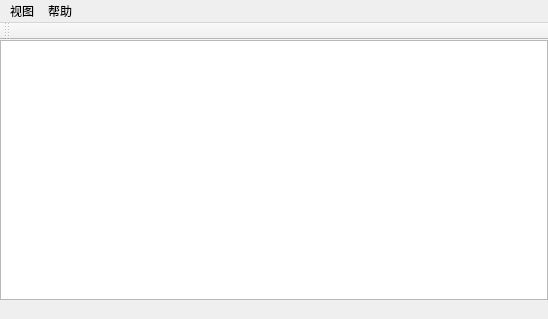
Old version of the form control/mainwindow.ui in the repository uvbs/mhgamebot.
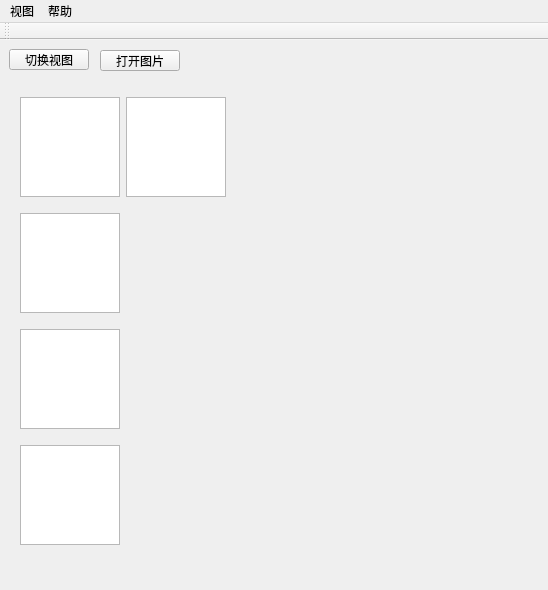
New version of the form.

Commit message: 整理代码 分类一些图片到文件夹中

What changed in the file:
```diff
--- a/control/mainwindow.ui
+++ b/control/mainwindow.ui
@@ -7,34 +7,161 @@
     <x>0</x>
     <y>0</y>
     <width>548</width>
-    <height>319</height>
+    <height>590</height>
    </rect>
   </property>
   <property name="windowTitle">
    <string>Control</string>
   </property>
   <widget class="QWidget" name="centralWidget">
-   <layout class="QGridLayout" name="gridLayout">
-    <property name="leftMargin">
-     <number>0</number>
+   <widget class="QPushButton" name="pushButton">
+    <property name="geometry">
+     <rect>
+      <x>100</x>
+      <y>10</y>
+      <width>80</width>
+      <height>21</height>
+     </rect>
     </property>
-    <property name="topMargin">
-     <number>0</number>
+    <property name="text">
+     <string>打开图片</string>
     </property>
-    <property name="rightMargin">
-     <number>0</number>
+   </widget>
+   <widget class="QPushButton" name="pushButton_2">
+    <property name="geometry">
+     <rect>
+      <x>9</x>
+      <y>9</y>
+      <width>80</width>
+      <height>21</height>
+     </rect>
     </property>
-    <property name="bottomMargin">
-     <number>0</number>
+    <property name="text">
+     <string>切换视图</string>
     </property>
-    <item row="0" column="0">
+   </widget>
+   <widget class="QStackedWidget" name="stackedWidget">
+    <property name="geometry">
+     <rect>
+      <x>9</x>
+      <y>36</y>
+      <width>541</width>
+      <height>491</height>
+     </rect>
+    </property>
+    <property name="currentIndex">
+     <number>1</number>
+    </property>
+    <widget class="QWidget" name="page">
      <widget class="QTableView" name="tableView">
+      <property name="geometry">
+       <rect>
+        <x>0</x>
+        <y>10</y>
+        <width>531</width>
+        <height>481</height>
+       </rect>
+      </property>
       <property name="alternatingRowColors">
        <bool>true</bool>
       </property>
      </widget>
-    </item>
-   </layout>
+    </widget>
+    <widget class="QWidget" name="page_2">
+     <widget class="QWidget" name="widget" native="true">
+      <property name="geometry">
+       <rect>
+        <x>0</x>
+        <y>0</y>
+        <width>531</width>
+        <height>491</height>
+       </rect>
+      </property>
+      <layout class="QFormLayout" name="formLayout">
+       <item row="0" column="0">
+        <widget class="QGraphicsView" name="graphicsView">
+         <property name="minimumSize">
+          <size>
+           <width>100</width>
+           <height>100</height>
+          </size>
+         </property>
+         <property name="maximumSize">
+          <size>
+           <width>100</width>
+           <height>100</height>
+          </size>
+         </property>
+        </widget>
+       </item>
+       <item row="0" column="1">
+        <widget class="QGraphicsView" name="graphicsView_3">
+         <property name="minimumSize">
+          <size>
+           <width>100</width>
+           <height>100</height>
+          </size>
+         </property>
+         <property name="maximumSize">
+          <size>
+           <width>100</width>
+           <height>100</height>
+          </size>
+         </property>
+        </widget>
+       </item>
+       <item row="1" column="0">
+        <widget class="QGraphicsView" name="graphicsView_4">
+         <property name="minimumSize">
+          <size>
+           <width>100</width>
+           <height>100</height>
+          </size>
+         </property>
+         <property name="maximumSize">
+          <size>
+           <width>100</width>
+           <height>100</height>
+          </size>
+         </property>
+        </widget>
+       </item>
+       <item row="2" column="0" colspan="2">
+        <widget class="QGraphicsView" name="graphicsView_5">
+         <property name="minimumSize">
+          <size>
+           <width>100</width>
+           <height>100</height>
+          </size>
+         </property>
+         <property name="maximumSize">
+          <size>
+           <width>100</width>
+           <height>100</height>
+          </size>
+         </property>
+        </widget>
+       </item>
+       <item row="3" column="0" colspan="2">
+        <widget class="QGraphicsView" name="graphicsView_2">
+         <property name="minimumSize">
+          <size>
+           <width>100</width>
+           <height>100</height>
+          </size>
+         </property>
+         <property name="maximumSize">
+          <size>
+           <width>100</width>
+           <height>100</height>
+          </size>
+         </property>
+        </widget>
+       </item>
+      </layout>
+     </widget>
+    </widget>
+   </widget>
   </widget>
   <widget class="QMenuBar" name="menuBar">
    <property name="geometry">
```
Left out of the diff: 2 changed lines with no effect on the pictures. The commit also changes 171 other files.
